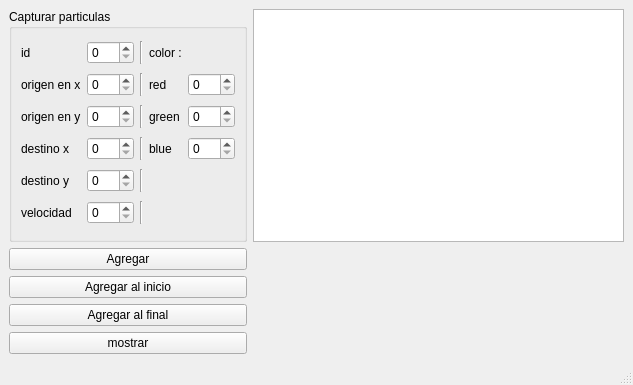
Before: the Qt Designer form mainwindow.ui in EduardoUDG/Py_aplicacionQt5Ubuntu, drawn with Qt 5.
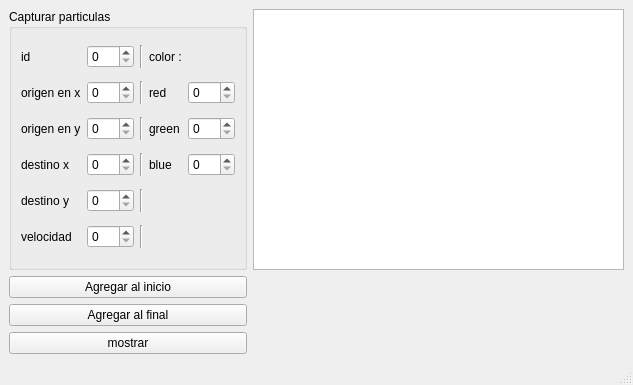
After: the same form once the commit is applied.

Commit message: update agregar al final e inicio

Diff of the .ui file:
```diff
--- a/mainwindow.ui
+++ b/mainwindow.ui
@@ -22,13 +22,6 @@
       </property>
      </widget>
     </item>
-    <item row="2" column="0">
-     <widget class="QPushButton" name="pushButton">
-      <property name="text">
-       <string>Agregar</string>
-      </property>
-     </widget>
-    </item>
     <item row="1" column="0">
      <widget class="QGroupBox" name="groupBox">
       <property name="title">
```
Left out of the diff: 18 changed lines with no effect on the pictures. The commit also changes 4 other files.
